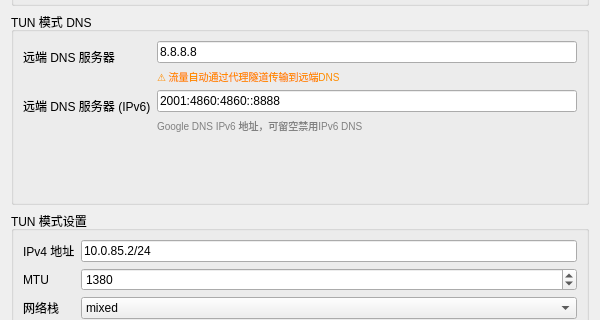
H1d3r/ech-workers-ewp, file ewp-gui/ui/Settings.ui: the form before one commit; both pictures show x 0 to 600 and y 199 to 519 of the 600 by 650 pixel window.
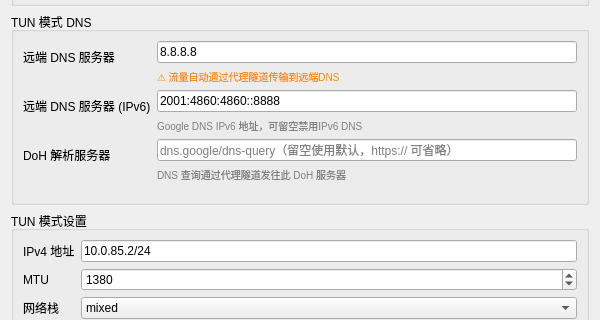
The form after the commit.

Commit message: 更新:TUN远端DNS支持DoH解析器

Patch:
```diff
--- a/ewp-gui/ui/Settings.ui
+++ b/ewp-gui/ui/Settings.ui
@@ -159,6 +159,34 @@
         </item>
        </layout>
       </item>
+      <item row="2" column="0">
+       <widget class="QLabel" name="labelTunnelDoHServer">
+        <property name="text">
+         <string>DoH 解析服务器</string>
+        </property>
+       </widget>
+      </item>
+      <item row="2" column="1">
+       <layout class="QVBoxLayout">
+        <item>
+         <widget class="QLineEdit" name="editTunnelDoHServer">
+          <property name="placeholderText">
+           <string>dns.google/dns-query（留空使用默认，https:// 可省略）</string>
+          </property>
+         </widget>
+        </item>
+        <item>
+         <widget class="QLabel" name="labelTunnelDoHServerHint">
+          <property name="text">
+           <string>DNS 查询通过代理隧道发往此 DoH 服务器</string>
+          </property>
+          <property name="styleSheet">
+           <string>color: gray; font-size: 10px;</string>
+          </property>
+         </widget>
+        </item>
+       </layout>
+      </item>
      </layout>
     </widget>
    </item>
```
The commit also changes 46 other files.
